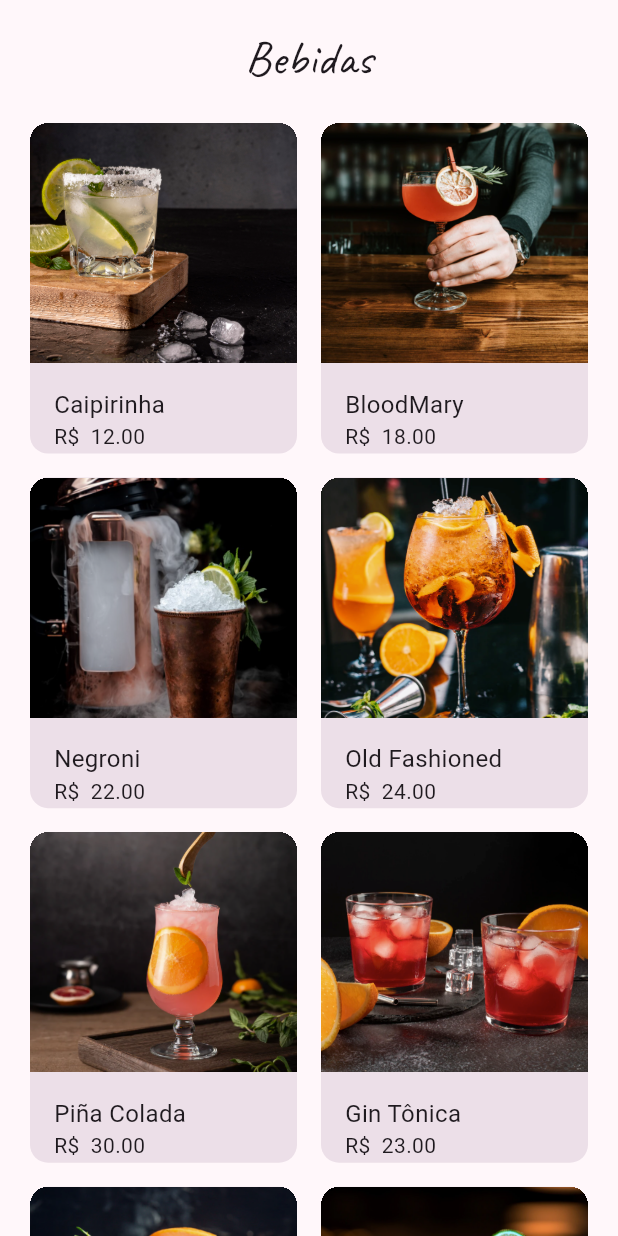
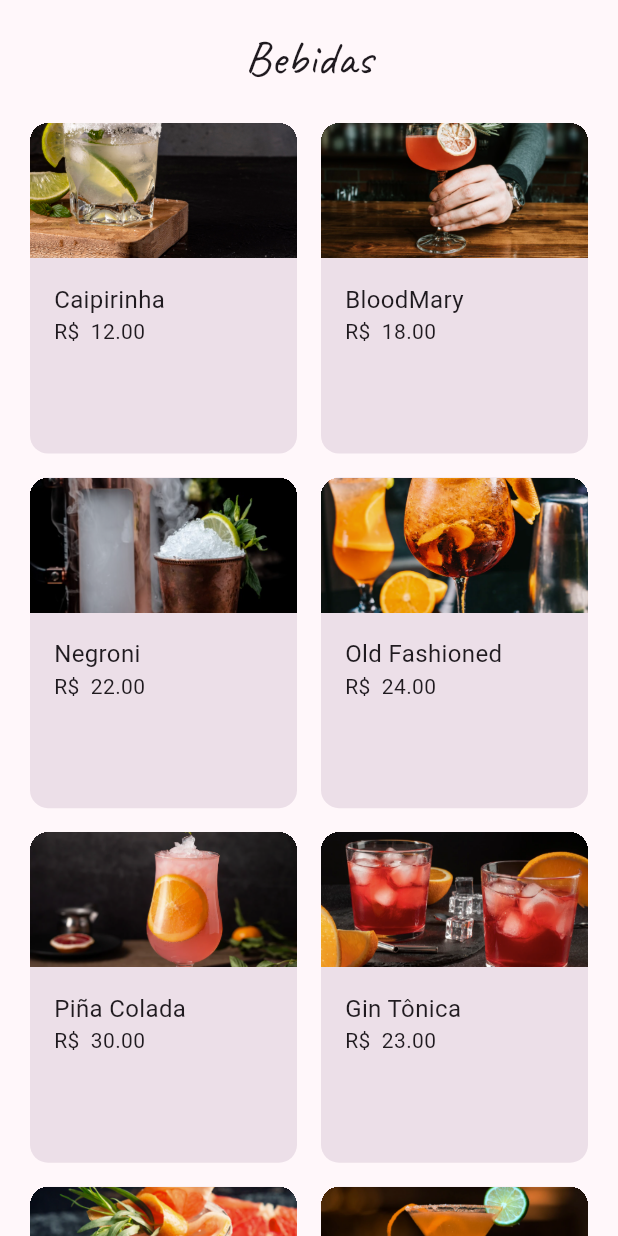
Before and after one commit to arturgussi/constraints_e_layout_responsivo, a Flutter app: the DrinkMenu widget shown alone on an empty page, opened directly, on a phone screen of 412 x 824 dp. Run offline on Flutter 3.47's test engine with Material 2 defaults, Android fonts, the phone set to English and light mode, and no system bars.

Commit message:
Aula 5: Fazer o app responsivo na horizontal

```diff
--- a/2818-layouts-responsivos-main/lib/components/drink_item.dart
+++ b/2818-layouts-responsivos-main/lib/components/drink_item.dart
@@ -20,7 +20,7 @@ class DrinkItem extends StatelessWidget {
       child: Column(
         children: <Widget>[
           Image(
-            height: 160,
+            height: 90,
             width: double.infinity,
             image: AssetImage(imageURI),
             fit: BoxFit.cover,
--- a/2818-layouts-responsivos-main/lib/screens/drink_menu.dart
+++ b/2818-layouts-responsivos-main/lib/screens/drink_menu.dart
@@ -37,11 +37,17 @@ class DrinkMenu extends StatelessWidget {
               },
               childCount: items.length,
             ),
-            gridDelegate: const SliverGridDelegateWithFixedCrossAxisCount(
-              crossAxisCount: 2,
+            gridDelegate: SliverGridDelegateWithFixedCrossAxisCount(
+              crossAxisCount:
+                  MediaQuery.of(context).orientation == Orientation.landscape
+                      ? 3
+                      : 2,
               crossAxisSpacing: 8.0,
               mainAxisSpacing: 8.0,
-              childAspectRatio: 158 / 194,
+              childAspectRatio:
+                  MediaQuery.of(context).orientation == Orientation.landscape
+                      ? 1.2
+                      : 158 / 194,
             ),
           )
         ],
```
Also changed, not shown: 2818-layouts-responsivos-main/lib/screens/highlights.dart (+46 -6 lines), 1 other file.
